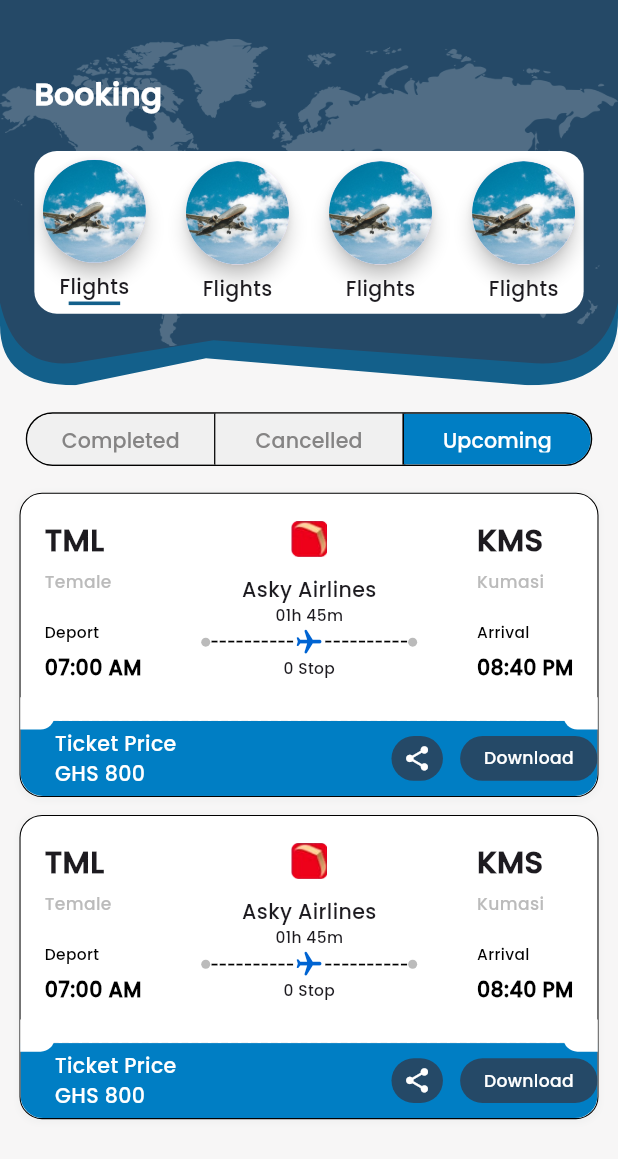
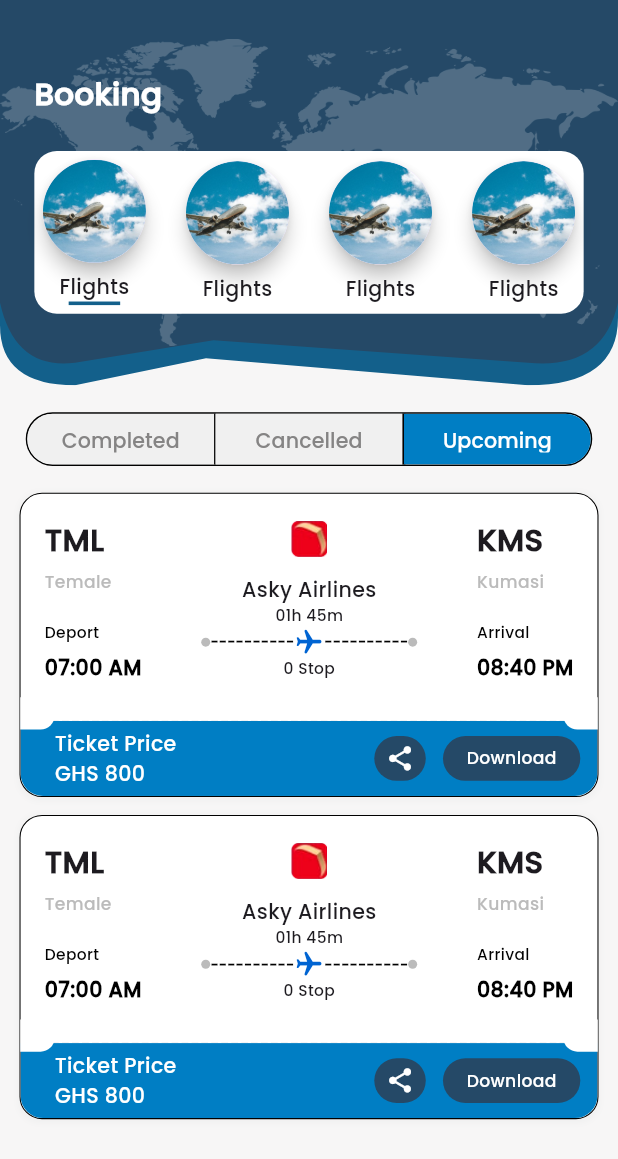
Before and after one commit to dibindasky/myairdeal, a Flutter app: the ScreenBookings screen opened by its route, after a tap on "Cancelled", after a tap on "Upcoming", on a phone screen of 412 x 824 dp. Shown: the top 1159 px of the screen. Run offline on Flutter 3.47's test engine with Material 3 defaults, Android fonts, the light colour scheme and no system bars; our stand-ins replace curved_labeled_navigation_bar, easy_date_timeline, flutter_screenutil, get, iconsax, intl_phone_number_input and 2 more.

Commit message:
all screens are done

```diff
--- a/lib/application/presentation/routes/get_route_generator.dart
+++ b/lib/application/presentation/routes/get_route_generator.dart
@@ -104,7 +104,7 @@
     ),
     GetPage(
       name: Routes.invoice,
-      page: () => ScreenInvoiceDetail(),
+      page: () => const ScreenInvoiceDetail(),
     ),
     GetPage(
       binding: SeatBinding(),
--- a/lib/application/presentation/screens/bookings/bookings_screen.dart
+++ b/lib/application/presentation/screens/bookings/bookings_screen.dart
@@ -2,7 +2,6 @@
 import 'package:get/get.dart';
 import 'package:myairdeal/application/controller/booking/booking_controller.dart';
 import 'package:myairdeal/application/presentation/routes/routes.dart';
-import 'package:myairdeal/application/presentation/screens/bookings/widgets/invoice_detail.dart';
 import 'package:myairdeal/application/presentation/screens/bookings/widgets/tab.dart';
 import 'package:myairdeal/application/presentation/screens/home/widgets/header_section.dart';
 import 'package:myairdeal/application/presentation/utils/constants.dart';
--- a/lib/application/presentation/screens/explore/widgets/city_card.dart
+++ b/lib/application/presentation/screens/explore/widgets/city_card.dart
@@ -1,4 +1,5 @@
 import 'package:flutter/material.dart';
+import 'package:flutter/widgets.dart';
 import 'package:flutter_screenutil/flutter_screenutil.dart';
 import 'package:get/get.dart';
 import 'package:myairdeal/application/controller/explore/explore_controller.dart';
@@ -41,7 +42,8 @@
                 height: 200.h,
               ),
             ),
-            Center(
+            Align(
+              alignment: Alignment.bottomCenter,
               child: Text(
                 data['city']!,
                 style: const TextStyle(
--- a/lib/application/presentation/screens/explore/widgets/city_cards_builder.dart
+++ b/lib/application/presentation/screens/explore/widgets/city_cards_builder.dart
@@ -6,8 +6,8 @@
 import 'package:myairdeal/application/presentation/utils/constants.dart';
 
 class CityCardsBuilder extends StatelessWidget {
-  const CityCardsBuilder({super.key});
-
+  const CityCardsBuilder({super.key, required this.pageController});
+  final PageController pageController;
   @override
   Widget build(BuildContext context) {
     return GetBuilder<ExploreController>(builder: (controller) {
@@ -23,6 +23,7 @@
             return GestureDetector(
               onTap: () {
                 controller.changeIndex(index);
+                controller.updatePageController(pageController, index);
               },
               child: CityCard(
                 data: exploreData[index],
--- /dev/null
+++ b/lib/application/presentation/screens/explore/widgets/flight_card.dart
@@ -0,0 +1,102 @@
+import 'package:flutter/material.dart';
+import 'package:flutter_screenutil/flutter_screenutil.dart';
+import 'package:myairdeal/application/presentation/utils/colors.dart';
+import 'package:myairdeal/application/presentation/utils/constants.dart';
+
+class FlightCard extends StatelessWidget {
+  const FlightCard({
+    super.key,
+    required this.image,
+    required this.place,
+  });
+
+  final String image;
+  final String place;
+
+  @override
+  Widget build(BuildContext context) {
+    return Column(
+      crossAxisAlignment: CrossAxisAlignment.start,
+      children: [
+        kHeight20,
+        Stack(
+          children: [
+            ClipRRect(
+              borderRadius: kRadius15,
+              child: Stack(
+                children: [
+                  Image.asset(
+                    image,
+                    height: 270.h,
+                    width: double.infinity,
+                    fit: BoxFit.cover,
+                  ),
+                  Positioned(
+                    left: 0,
+                    right: 0.h,
+                    bottom: 10.h,
+                    child: Column(
+                      children: [
+                        Text(
+                          '$place TO Banglure',
+                          style: TextStyle(
+                              fontWeight: FontWeight.bold,
+                              fontSize: 15.sp,
+                              color: kWhite),
+                        ),
+                        kHeight10,
+                        Row(
+                          mainAxisAlignment: MainAxisAlignment.spaceEvenly,
+                          children: [
+                            Text(
+                              '18 Apr - 25 Apr',
+                              style: TextStyle(
+                                  fontWeight: FontWeight.w600,
+                                  fontSize: 15.sp,
+                                  color: kWhite),
+                            ),
+                            kWidth10,
+                            Text(
+                              '+',
+                              style: textThinStyle1.copyWith(
+                                  color: kWhite, fontSize: 20.sp),
+                            ),
+                            kWidth10,
+                            Text(
+                              'Round Trip',
+                              style: TextStyle(
+                                  fontWeight: FontWeight.w600,
+                                  fontSize: 15.sp,
+                                  color: kWhite),
+                            ),
+                          ],
+                        ),
+                        kHeight15,
+                        Center(
+                          child: Container(
+                            width: 100.w,
+                            height: 30.h,
+                            decoration: BoxDecoration(
+                                border: Border.all(color: kWhite)),
+                            child: Center(
+                                child: Text(
+                              'Book Now',
+                              style: TextStyle(
+                                  fontWeight: FontWeight.w500,
+                                  fontSize: 15.sp,
+                                  color: kWhite),
+                            )),
+                          ),
+                        ),
+                      ],
+                    ),
+                  ),
+                ],
+              ),
+            ),
+          ],
+        ),
+      ],
+    );
+  }
+}
--- a/lib/application/presentation/utils/animations/page_view_animation.dart
+++ b/lib/application/presentation/utils/animations/page_view_animation.dart
@@ -13,6 +13,7 @@
     required this.pageCount,
     required this.onpageCallBack,
   }) : super(key: key);
+
   final PageController pageController;
   final double pageValue;
   final ChildBuilder child;
@@ -31,8 +32,8 @@
   void initState() {
     super.initState();
 
-    // Auto-scroll every 3 seconds
-    _timer = Timer.periodic(const Duration(seconds: 5), (timer) {
+    // Auto-scroll every 5 seconds
+    _timer = Timer.periodic(const Duration(seconds: 3), (timer) {
       if (widget.pageCount == 1) return;
       if (widget.pageController.page == widget.pageCount - 1 ||
           widget.pageController.page == 0) {
@@ -66,28 +67,23 @@
       controller: widget.pageController,
       itemCount: widget.pageCount,
       itemBuilder: (context, index) {
-        double translation = 50.0;
+        double scaleFactor = .9;
+        double scale =
+            (1 - (widget.pageValue - index).abs()) * (1 - scaleFactor) +
+                scaleFactor;
 
-        if (index == widget.pageValue.floor() + 1 ||
-            index == widget.pageValue.floor() + 2) {
-          return Transform.translate(
-            offset: Offset(
-              0.0,
-              translation * (index - widget.pageValue),
-            ),
-            child: widget.child(index, context),
-          );
-        } else if (index == widget.pageValue.floor() ||
+        if (index == widget.pageValue.floor() ||
+            index == widget.pageValue.floor() + 1 ||
             index == widget.pageValue.floor() - 1) {
-          return Transform.translate(
-            offset: Offset(
-              0,
-              translation * (widget.pageValue - index),
-            ),
+          return Transform.scale(
+            scale: scale,
             child: widget.child(index, context),
           );
         } else {
-          return widget.child(index, context);
+          return Transform.scale(
+            scale: scaleFactor,
+            child: widget.child(index, context),
+          );
         }
       },
     );
--- a/lib/application/presentation/widgets/flight_ticket_card/widgets/bottom_mini_container.dart
+++ b/lib/application/presentation/widgets/flight_ticket_card/widgets/bottom_mini_container.dart
@@ -182,7 +182,7 @@
                                     onTap: buttonOnTap ?? () {},
                                   )
                                 : kEmpty,
-                            kHeight30
+                            kWidth10
                           ],
                         ),
         ),
```
Also changed, not shown: lib/application/controller/explore/explore_controller.dart (+10 -2 lines), lib/application/presentation/screens/explore/explore_screen.dart (+50 -91 lines), lib/application/presentation/screens/explore/widgets/page_view_image.dart (deleted, +0 -96 lines).
